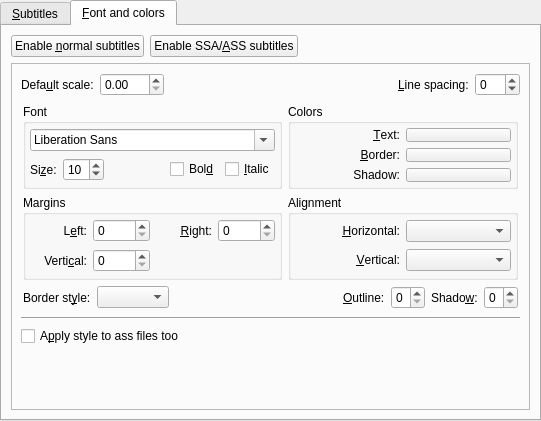
Qt form src/prefsubtitles.ui (wilbert2000/wzplayer) before a commit.
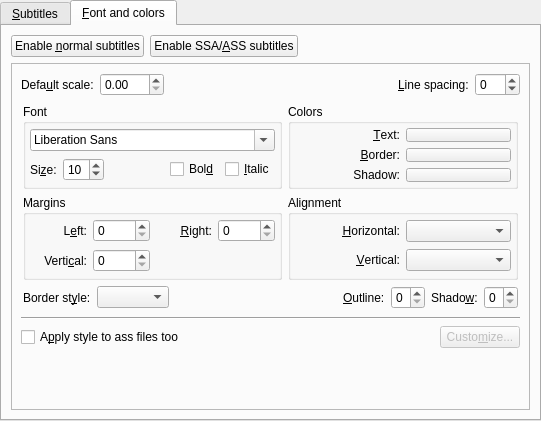
The same form after that commit. The open tabs and pages were chosen to show the change. Custom widgets are drawn as their Qt base class.

Commit message: Added a "Customize" button in the SSA/ASS section in preferences to allow the user to customize the SSA/ASS style which will be passed to mplayer with the -ass-force-style option.

```diff
--- a/src/prefsubtitles.ui
+++ b/src/prefsubtitles.ui
@@ -1204,11 +1204,38 @@
             </widget>
            </item>
            <item>
-            <widget class="QCheckBox" name="force_ass_styles" >
-             <property name="text" >
-              <string>A&amp;pply style to ass files too</string>
-             </property>
-            </widget>
+            <layout class="QHBoxLayout" >
+             <item>
+              <widget class="QCheckBox" name="force_ass_styles" >
+               <property name="text" >
+                <string>A&amp;pply style to ass files too</string>
+               </property>
+              </widget>
+             </item>
+             <item>
+              <spacer>
+               <property name="orientation" >
+                <enum>Qt::Horizontal</enum>
+               </property>
+               <property name="sizeHint" >
+                <size>
+                 <width>40</width>
+                 <height>20</height>
+                </size>
+               </property>
+              </spacer>
+             </item>
+             <item>
+              <widget class="QPushButton" name="ass_customize_button" >
+               <property name="enabled" >
+                <bool>false</bool>
+               </property>
+               <property name="text" >
+                <string>Custo&amp;mize...</string>
+               </property>
+              </widget>
+             </item>
+            </layout>
            </item>
            <item>
             <spacer>
@@ -1217,8 +1244,8 @@
              </property>
              <property name="sizeHint" >
               <size>
-               <width>479</width>
-               <height>20</height>
+               <width>497</width>
+               <height>16</height>
               </size>
              </property>
             </spacer>
```
Left out of the diff: 17 changed lines with no effect on the pictures. The commit also changes 3 other files.
